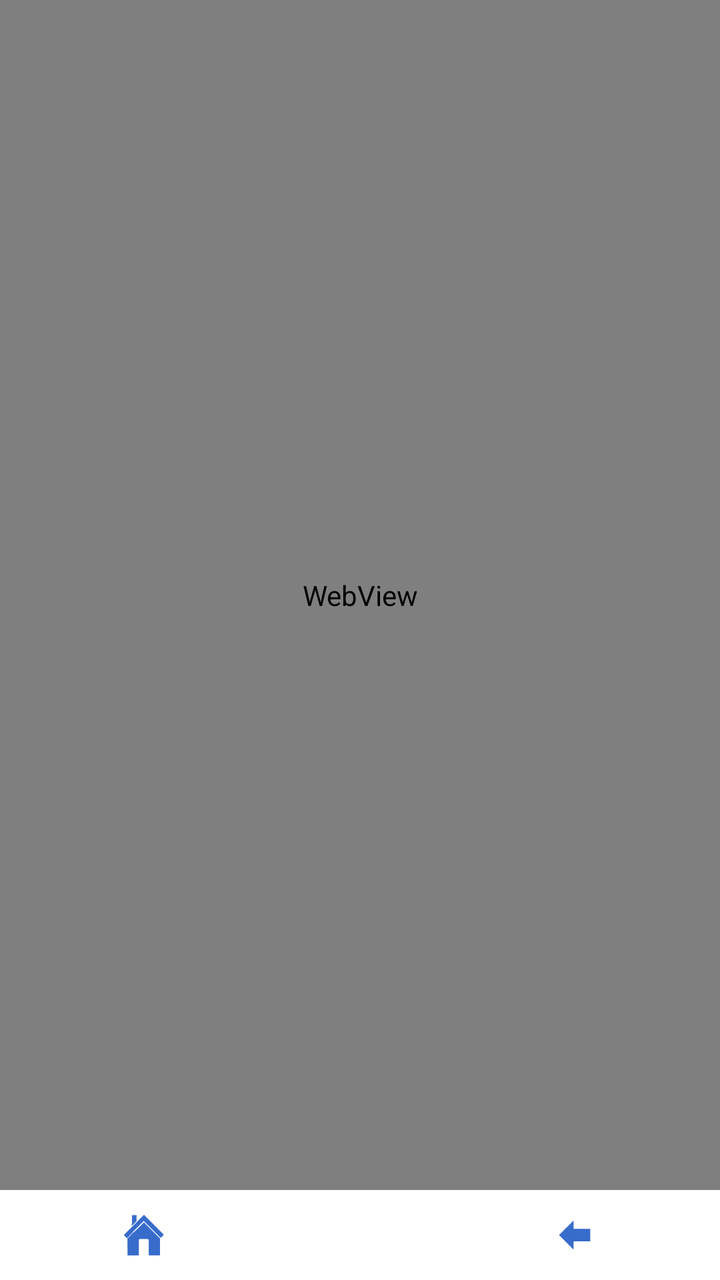
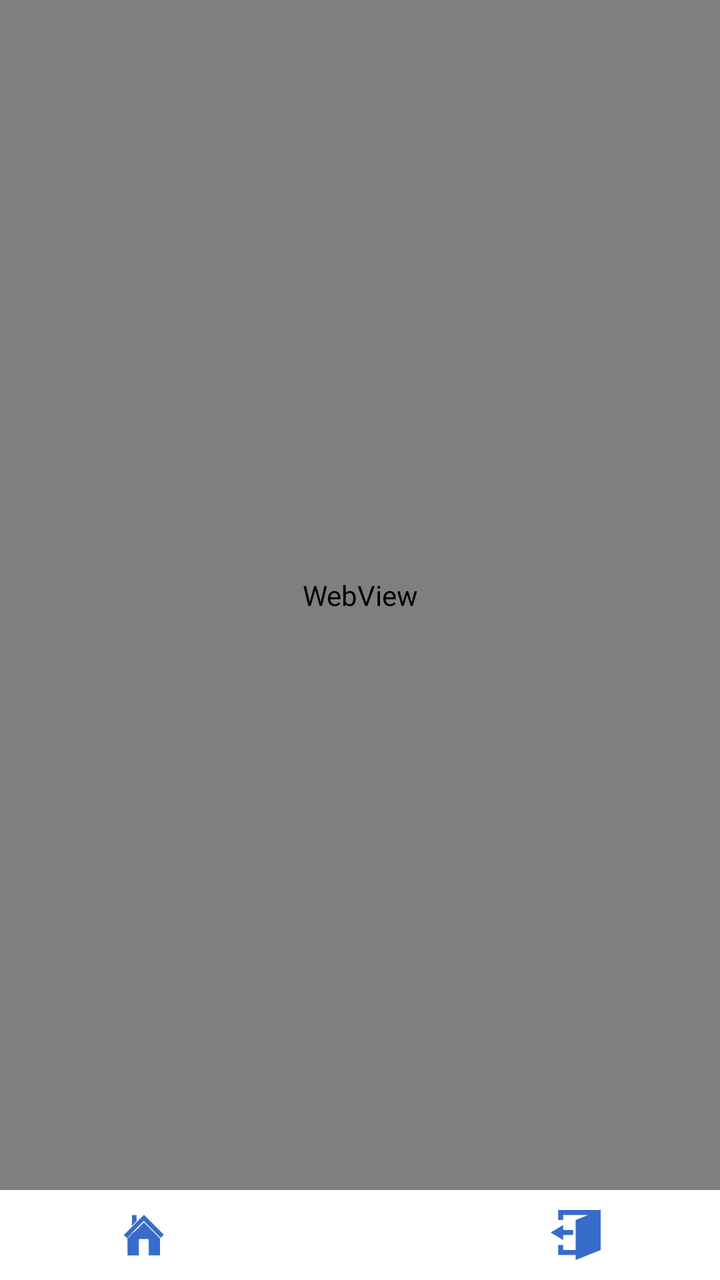

Before-and-after screenshots of an Android layout around one commit, followed by the original layout XML and the change that was made.
<!-- AndroidManifest.xml: application theme Theme.OpenCV -->
<!-- res/layout/activity_webwhiteboard.xml -->
<?xml version="1.0" encoding="utf-8"?>
<LinearLayout
    xmlns:android="http://schemas.android.com/apk/res/android"
    xmlns:app="http://schemas.android.com/apk/res-auto"
    xmlns:tools="http://schemas.android.com/tools"
    android:id="@+id/main"
    android:layout_width="match_parent"
    android:layout_height="match_parent"
    android:orientation="vertical">

    <LinearLayout
        android:layout_width="match_parent"
        android:layout_height="match_parent"
        android:background="@color/background_color"
        android:gravity="top"
        android:orientation="vertical"
        android:weightSum="1">

        <WebView
            android:id="@+id/webView"
            android:layout_width="match_parent"
            android:layout_height="0dp"
            android:layout_weight="0.93">
        </WebView>
        <LinearLayout
            android:id="@+id/rg_tab"
            android:layout_width="match_parent"
            android:layout_height="0dp"
            android:layout_weight="0.07"
            android:background="@color/white"
            android:gravity="center"
            android:orientation="horizontal"
            android:weightSum="1">

            <ImageButton
                android:id="@+id/bottom_button1"
                android:layout_width="0dp"
                android:layout_height="match_parent"
                android:layout_gravity="center"
                android:layout_marginVertical="10dp"
                android:layout_weight="0.4"
                android:adjustViewBounds="true"
                android:background="@null"
                android:onClick="mainPage"
                android:scaleType="fitCenter"
                android:src="@drawable/home_icon" />

            <ImageButton
                android:id="@+id/bottom_button2"
                android:layout_width="0dp"
                android:layout_height="match_parent"
                android:layout_gravity="center"
                android:layout_marginVertical="0dp"
                android:layout_weight="0.2"
                android:adjustViewBounds="true"
                android:background="@null"

                android:scaleType="fitCenter"
                android:src="@null" />

            <ImageButton
                android:id="@+id/bottom_button3"
                android:layout_width="0dp"
                android:layout_height="match_parent"
                android:layout_gravity="center"
                android:layout_marginVertical="10dp"
                android:layout_weight="0.4"
                android:adjustViewBounds="true"
                android:src="@drawable/goback_icon"
                android:background="@null"
                android:onClick="goBack"
                android:scaleType="fitCenter" />
        </LinearLayout>
    </LinearLayout>
</LinearLayout>
<!-- resources referenced by this layout -->
<resources>
  <color name="background_color">#fff2f2f2</color>
  <color name="white">#FFFFFFFF</color>
  <!-- drawable goback_icon (drawable) -->
  <vector xmlns:android="http://schemas.android.com/apk/res/android"
      android:width="24dp"
      android:height="24dp"
      android:viewportWidth="24"
      android:viewportHeight="24">
      <path
          android:fillColor="#386ccb"
          android:pathData="M4,12l7,-7v4h8v6h-8v4z" />
  </vector>
  <!-- drawable home_icon: png bitmap (drawable, 4497 bytes) -->
  <style name="Theme.OpenCV" parent="Base.Theme.OpenCV" />
  <style name="Base.Theme.OpenCV" parent="Theme.AppCompat.Light.NoActionBar">
  
          
          
          <item name="android:forceDarkAllowed">false</item>
      </style>
</resources>

<!-- the commit's change to res/layout/activity_webwhiteboard.xml (unified diff, before → after) -->
@@ -66,10 +66,10 @@
                 android:layout_marginVertical="10dp"
                 android:layout_weight="0.4"
                 android:adjustViewBounds="true"
-                android:src="@drawable/goback_icon"
                 android:background="@null"
                 android:onClick="goBack"
-                android:scaleType="fitCenter" />
+                android:scaleType="fitCenter"
+                android:src="@drawable/exit_icon" />
         </LinearLayout>
     </LinearLayout>
 </LinearLayout>
<!-- resource entries referenced after the edit -->
@@ -2,15 +2,24 @@
 <resources>
   <color name="background_color">#fff2f2f2</color>
   <color name="white">#FFFFFFFF</color>
-  <!-- drawable goback_icon (drawable) -->
+  <!-- drawable exit_icon (drawable) -->
   <vector xmlns:android="http://schemas.android.com/apk/res/android"
       android:width="24dp"
       android:height="24dp"
-      android:viewportWidth="24"
-      android:viewportHeight="24">
-      <path
-          android:fillColor="#386ccb"
-          android:pathData="M4,12l7,-7v4h8v6h-8v4z" />
+      android:viewportWidth="1024"
+      android:viewportHeight="1024">
+  
+      
+      <group
+          android:scaleX="-1"
+          android:pivotX="512">
+  
+          <path
+              android:fillColor="#386ccb"
+              android:pathData="M768,819.2H512V204.8L256,102.4h512v102.4h102.4V0H0v819.2L512,1024v-102.4h358.4v-204.8h-102.4v102.4zM1024,460.8l-256,-153.6v102.4H563.2V512h204.8v102.4L1024,460.8z" />
+  
+      </group>
+  
   </vector>
   <!-- drawable home_icon: png bitmap (drawable, 4497 bytes) -->
   <style name="Theme.OpenCV" parent="Base.Theme.OpenCV" />
